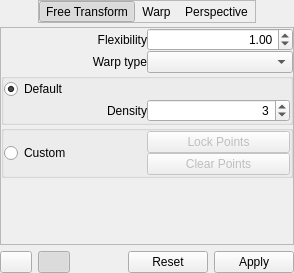
KDE/krita, file krita/plugins/tools/tool_transform2/wdg_tool_transform.ui: the form before one commit.
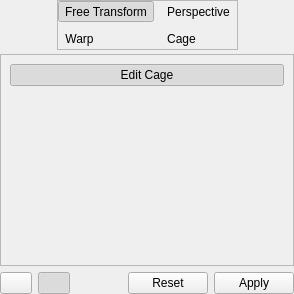
The form after the commit. Custom widgets are drawn as their Qt base class.

Commit message: Implemented dummy UI for the upcoming Cage Transform tool

Patch:
```diff
--- a/krita/plugins/tools/tool_transform2/wdg_tool_transform.ui
+++ b/krita/plugins/tools/tool_transform2/wdg_tool_transform.ui
@@ -7,7 +7,7 @@
     <x>0</x>
     <y>0</y>
     <width>294</width>
-    <height>273</height>
+    <height>294</height>
    </rect>
   </property>
   <property name="sizePolicy">
@@ -70,14 +70,11 @@
        <property name="frameShadow">
         <enum>QFrame::Raised</enum>
        </property>
-       <layout class="QHBoxLayout" name="horizontalLayout_3">
-        <property name="spacing">
-         <number>0</number>
-        </property>
+       <layout class="QGridLayout" name="gridLayout_3">
         <property name="margin">
          <number>0</number>
         </property>
-        <item>
+        <item row="0" column="0">
          <widget class="QToolButton" name="freeTransformButton">
           <property name="text">
            <string>Free Transform</string>
@@ -96,7 +93,23 @@
           </property>
          </widget>
         </item>
-        <item>
+        <item row="0" column="1">
+         <widget class="QToolButton" name="perspectiveTransformButton">
+          <property name="text">
+           <string>Perspective</string>
+          </property>
+          <property name="checkable">
+           <bool>true</bool>
+          </property>
+          <property name="autoExclusive">
+           <bool>true</bool>
+          </property>
+          <property name="autoRaise">
+           <bool>true</bool>
+          </property>
+         </widget>
+        </item>
+        <item row="1" column="0">
          <widget class="QToolButton" name="warpButton">
           <property name="text">
            <string>Warp</string>
@@ -115,10 +128,10 @@
           </property>
          </widget>
         </item>
-        <item>
-         <widget class="QToolButton" name="perspectiveTransformButton">
+        <item row="1" column="1">
+         <widget class="QToolButton" name="cageButton">
           <property name="text">
-           <string>Perspective</string>
+           <string>Cage</string>
           </property>
           <property name="checkable">
            <bool>true</bool>
@@ -158,7 +171,7 @@
       <enum>QFrame::Raised</enum>
      </property>
      <property name="currentIndex">
-      <number>1</number>
+      <number>2</number>
      </property>
      <widget class="QWidget" name="freeTransformWidget">
       <layout class="QVBoxLayout" name="verticalLayout">
@@ -1107,6 +1120,39 @@
        </item>
       </layout>
      </widget>
+     <widget class="QWidget" name="cageTransformPage">
+      <layout class="QVBoxLayout" name="verticalLayout_6">
+       <item>
+        <widget class="QPushButton" name="chkEditCage">
+         <property name="text">
+          <string>Edit Cage</string>
+         </property>
+         <property name="checkable">
+          <bool>true</bool>
+         </property>
+         <property name="checked">
+          <bool>true</bool>
+         </property>
+         <property name="flat">
+          <bool>false</bool>
+         </property>
+        </widget>
+       </item>
+       <item>
+        <spacer name="verticalSpacer_4">
+         <property name="orientation">
+          <enum>Qt::Vertical</enum>
+         </property>
+         <property name="sizeHint" stdset="0">
+          <size>
+           <width>20</width>
+           <height>40</height>
+          </size>
+         </property>
+        </spacer>
+       </item>
+      </layout>
+     </widget>
     </widget>
    </item>
    <item>
@@ -1210,17 +1256,17 @@
   </layout>
  </widget>
  <customwidgets>
-  <customwidget>
-   <class>KisCmbIDList</class>
-   <extends>QComboBox</extends>
-   <header>widgets/kis_cmb_idlist.h</header>
-  </customwidget>
   <customwidget>
    <class>KoAspectButton</class>
    <extends>QWidget</extends>
    <header>KoAspectButton.h</header>
    <container>1</container>
   </customwidget>
+  <customwidget>
+   <class>KisCmbIDList</class>
+   <extends>QComboBox</extends>
+   <header>widgets/kis_cmb_idlist.h</header>
+  </customwidget>
  </customwidgets>
  <resources/>
  <connections/>
```
Left out of the diff: 4 changed lines with no effect on the pictures. The commit also changes 12 other files.
